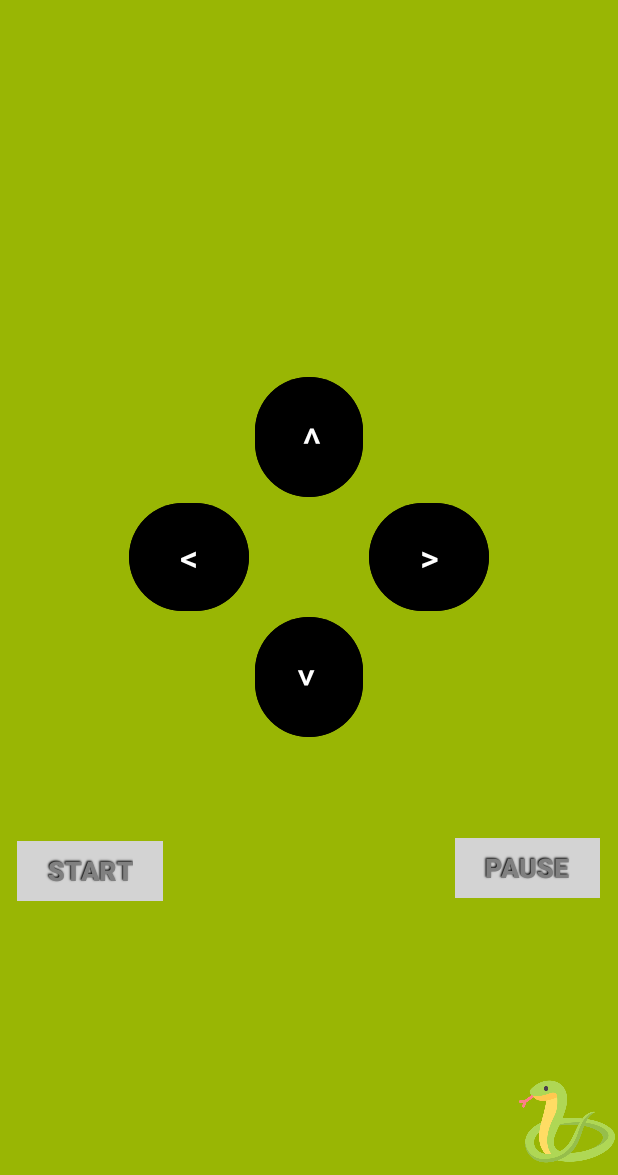
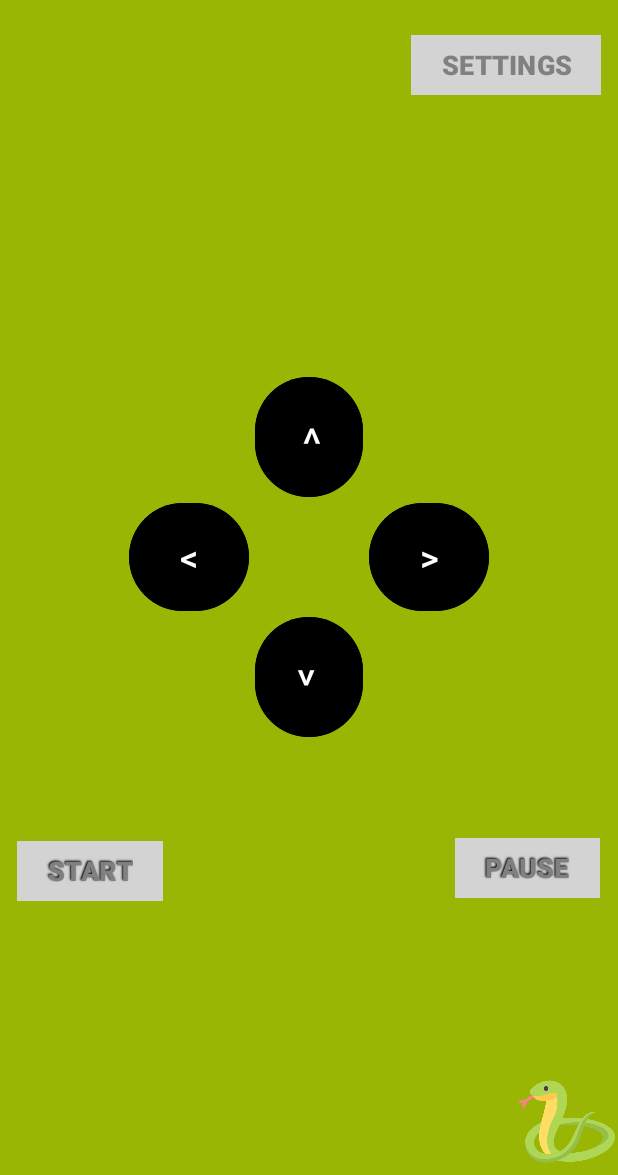
Before and after one commit to MRodriguezValdes/SnakePro, an Android app: the screen it shows after launch (MainActivity), on a phone screen of 412 x 824 dp, the part 61-1236 px from its top. Run offline under Robolectric (Android 15) with nearby library versions, the phone set to English and light mode, and no system bars.

Commit message:
Settings and Start button working fine

```diff
--- a/Android/SnakeProController/app/src/main/java/com/example/snakeprocontroller/ApiService.java
+++ b/Android/SnakeProController/app/src/main/java/com/example/snakeprocontroller/ApiService.java
@@ -1,11 +1,19 @@
 package com.example.snakeprocontroller;
 
 
+import android.util.Log;
+
+import okhttp3.RequestBody;
 import retrofit2.Call;
 import retrofit2.http.Body;
+import retrofit2.http.Header;
 import retrofit2.http.POST;
 
 public interface ApiService {
     @POST("api/Game/SetMovement")
     Call<Void> setMovement(@Body String key);
+
+    @POST("/api/Game/Start")
+    Call<Void> startGame(@Body StartGameRequest body);
+
 }
--- a/Android/SnakeProController/app/src/main/res/layout/activity_main.xml
+++ b/Android/SnakeProController/app/src/main/res/layout/activity_main.xml
@@ -147,6 +147,24 @@
         android:textStyle="bold"
         app:cornerRadius="0dp" />
 
+    <Button
+        android:id="@+id/button_settings"
+        android:layout_width="wrap_content"
+        android:layout_height="wrap_content"
+        android:layout_below="@+id/title"
+        android:layout_alignParentEnd="true"
+        android:layout_marginTop="19dp"
+        android:layout_marginEnd="11dp"
+        android:backgroundTint="#d3d3d3"
+        android:elevation="4dp"
+        android:paddingLeft="20dp"
+        android:paddingRight="20dp"
+        android:text="SETTINGS"
+        android:textColor="#808080"
+        android:textSize="18sp"
+        android:textStyle="bold"
+        app:cornerRadius="0dp" />
+
     <ImageView
         android:id="@+id/image_view"
         android:layout_width="64dp"
```
Also changed, not shown: Android/SnakeProController/app/src/main/java/com/example/snakeprocontroller/MainActivity.java (+81 -0 lines), Android/SnakeProController/app/src/main/java/com/example/snakeprocontroller/StartGameRequest.java (added, +27 -0 lines), Android/SnakeProController/app/src/main/res/layout/dialog_settings.xml (added, +37 -0 lines).
